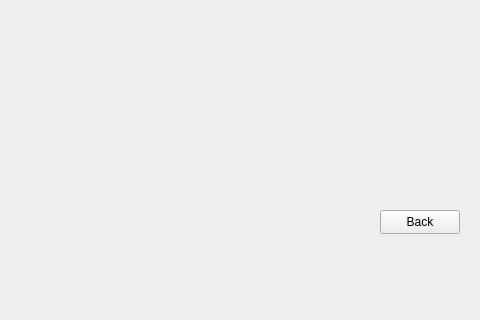
The window that maingame.ui (iRyllB/sudoku-qt-python) describes before a commit, drawn with Qt 5; both pictures show x 120 to 600 and y 280 to 600 of the 600 by 600 pixel window.
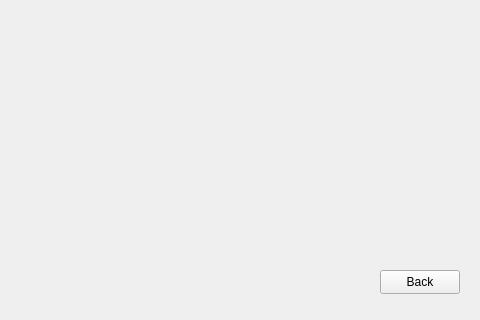
The same window after the commit.

Patch:
```diff
--- a/maingame.ui
+++ b/maingame.ui
@@ -42,7 +42,7 @@
    <property name="geometry">
     <rect>
      <x>500</x>
-     <y>490</y>
+     <y>550</y>
      <width>80</width>
      <height>24</height>
     </rect>
@@ -56,13 +56,26 @@
     <rect>
      <x>20</x>
      <y>40</y>
-     <width>561</width>
-     <height>441</height>
+     <width>602</width>
+     <height>602</height>
     </rect>
    </property>
    <layout class="QGridLayout" name="container">
     <item row="0" column="0">
-     <widget class="QWidget" name="boardcontainer" native="true"/>
+     <widget class="QWidget" name="boardcontainer" native="true">
+      <property name="minimumSize">
+       <size>
+        <width>600</width>
+        <height>600</height>
+       </size>
+      </property>
+      <property name="maximumSize">
+       <size>
+        <width>600</width>
+        <height>600</height>
+       </size>
+      </property>
+     </widget>
     </item>
    </layout>
   </widget>
```
